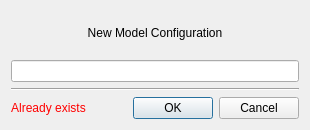
Qt form Tools/Mokka/NewModelDialog.ui (Biomechanical-ToolKit/BTKCore) before a commit.
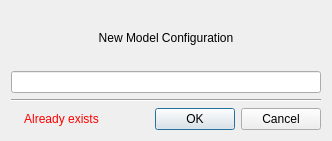
The same form after that commit. Icons and pictures are not drawn.

Commit message: [UPD] Mokka: Warning message added in the metadata view if the acquisition was modified. [UPD] Mokka: Error icon added if the name of the new model configuration already exists.

Patch:
```diff
--- a/Tools/Mokka/NewModelDialog.ui
+++ b/Tools/Mokka/NewModelDialog.ui
@@ -6,8 +6,8 @@
    <rect>
     <x>0</x>
     <y>0</y>
-    <width>310</width>
-    <height>130</height>
+    <width>332</width>
+    <height>141</height>
    </rect>
   </property>
   <property name="sizePolicy">
@@ -47,7 +47,17 @@
    <item>
     <layout class="QHBoxLayout" name="horizontalLayout">
      <item>
-      <widget class="QLabel" name="errorLabel">
+      <widget class="QLabel" name="errorIconLabel">
+       <property name="text">
+        <string/>
+       </property>
+       <property name="pixmap">
+        <pixmap resource="images.qrc">:/Resources/Images/error.png</pixmap>
+       </property>
+      </widget>
+     </item>
+     <item>
+      <widget class="QLabel" name="errorMsgLabel">
        <property name="styleSheet">
         <string notr="true">QLabel
 {
```
Left out of the diff: 4 changed lines with no effect on the pictures. The commit also changes 3 other files.
